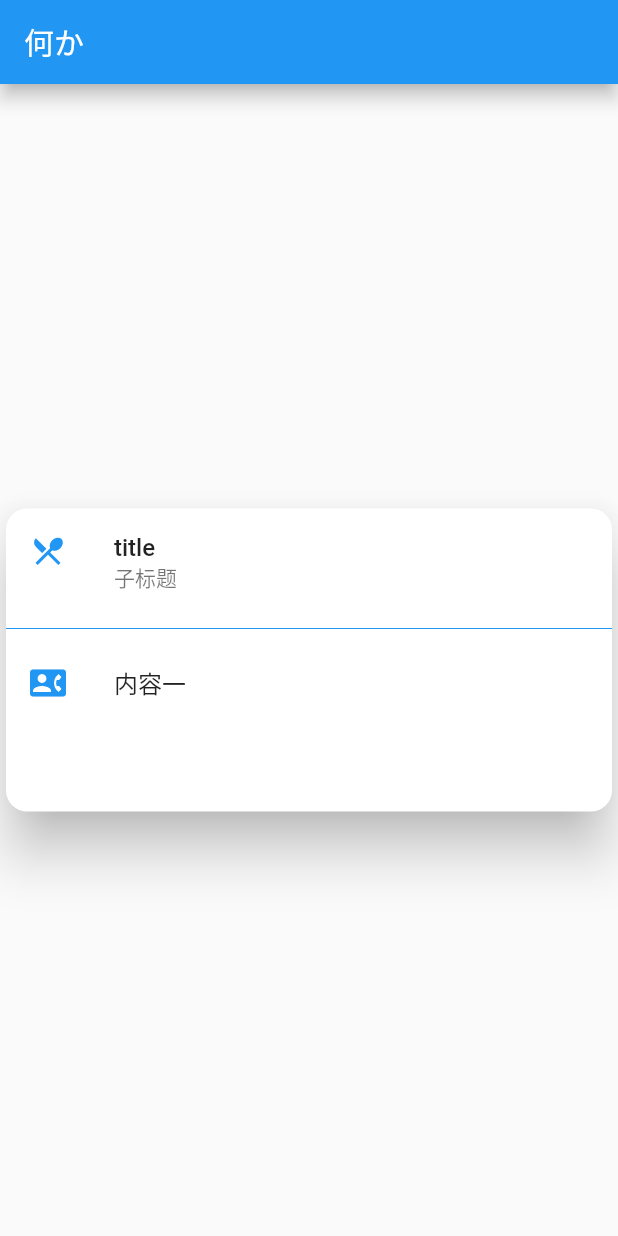
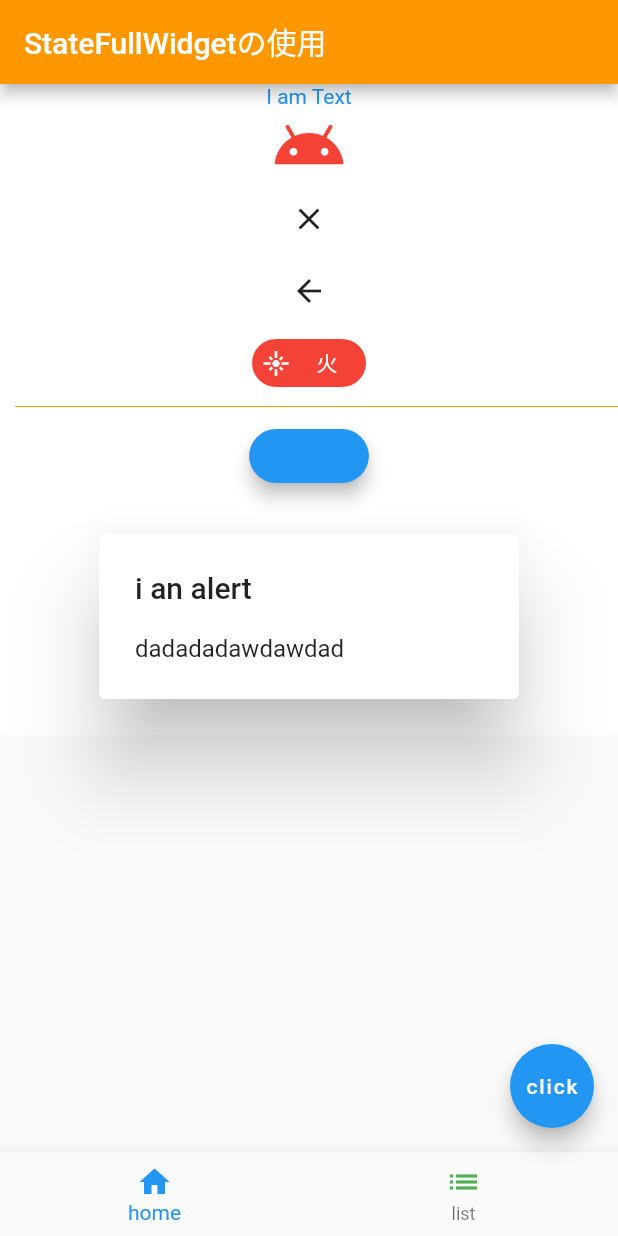
Before and after one commit to huanshenyi/flutte_len, a Flutter app: the screen it shows after launch, on a phone screen of 412 x 824 dp. Run offline on Flutter 3.47's test engine with Material 2 defaults, Android fonts, the phone set to English and light mode, and no system bars; missing offline and left inert: flutter_color_plugin.

Commit message:
statefullwidgetの使用,bottomNavigationBarItem,RefeshIndicator,Dart中タイマーの使用

```diff
--- a/lib/main.dart
+++ b/lib/main.dart
@@ -1,9 +1,10 @@
 import 'package:flutter/material.dart';
 import 'package:flutter_len/less_group_page.dart';
 import 'package:flutter_len/plugin_use.dart';
+import 'package:flutter_len/statefull_group_page.dart';
 import 'package:flutter_len/statelesswidget_test.dart';
 
-void main() => runApp(StateLessWidgetTest());
+void main() => runApp(StateFullGroup());
 
 class MyApp extends StatelessWidget {
   // This widget is the root of your application.
--- /dev/null
+++ b/lib/statefull_group_page.dart
@@ -0,0 +1,93 @@
+import 'package:flutter/material.dart';
+// StateFullWidgetの使用
+class StateFullGroup extends StatefulWidget {
+  @override
+  _StateFullGroupState createState() => _StateFullGroupState();
+}
+
+class _StateFullGroupState extends State<StateFullGroup> {
+  int _currentIndex = 0;
+  @override
+  Widget build(BuildContext context) {
+    // TODO: implement build
+    return MaterialApp(
+      title: "StateFullWidgetの使用",
+      home: Scaffold(
+        appBar: AppBar(title: Text("StateFullWidgetの使用"), backgroundColor: Colors.orange,),
+        bottomNavigationBar: BottomNavigationBar(
+          currentIndex: this._currentIndex,
+            onTap: (index){ //itemのクリックイベント
+               setState(() {
+                 this._currentIndex = index;
+               });
+            },
+            items: [
+          BottomNavigationBarItem(
+            icon: Icon(Icons.home, color: Colors.green,),
+            activeIcon: Icon(Icons.home, color: Colors.blue,),
+            title: Text("home")
+          ),
+          BottomNavigationBarItem(
+              icon: Icon(Icons.list, color: Colors.green,),
+              activeIcon: Icon(Icons.list, color: Colors.blue,),
+            title: Text("list")
+          )
+        ]),
+        floatingActionButton: FloatingActionButton(
+          onPressed: null,
+          child: Text("click"),
+        ),
+        body: this._currentIndex == 0
+            ? RefreshIndicator( //リロードの内部ListViewである必要があります
+               child: ListView(
+                 children: <Widget>[
+                   Container(
+                     decoration: BoxDecoration(color: Colors.white),
+                     alignment: Alignment.center,
+                     child: Column(
+                       children: <Widget>[
+                         Text("I am Text",style: TextStyle(color: Colors.blue)),
+                         Icon(Icons.android, size: 50, color: Colors.red,),
+                         CloseButton(),
+                         BackButton(),
+                         Chip(
+                           avatar: Icon(Icons.flare, color: Colors.white,),
+                           label: Text("  火  ", style: TextStyle(color: Colors.white),),
+                           backgroundColor: Colors.red,
+                         ),
+                         Divider( //分割線
+                           height: 10, //コンテナの高さ
+                           indent: 10, //左側への距離
+                           color: Colors.orange,
+                         ),
+                         Card(
+                           shape: RoundedRectangleBorder(borderRadius: BorderRadius.all(Radius.circular(40.0))), //圓角
+                           color: Colors.blue,
+                           elevation: 5,//シャドウ
+                           margin: EdgeInsets.all(10), //上下左右10
+                           child: Container(
+                               padding: EdgeInsets.all(10),
+                               child: Text(
+                                 "I am Card",
+                                 style: TextStyle(color: Colors.blue),
+                               )
+                           ),
+                         ),
+                         AlertDialog(
+                           title: Text('i an alert'),
+                           content: Text("dadadadawdawdad"),
+                         )
+                       ],
+                     ),
+                   )
+                 ],
+               ), onRefresh: _handleRedresh,)
+            : Text("listページです"),
+      ),
+    );
+  }
+  Future<Null>_handleRedresh() async{ //timeoutの設定
+    await Future.delayed(Duration(microseconds: 200));
+    return null;
+  }
+}
```
Also changed, not shown: 1 other file.
